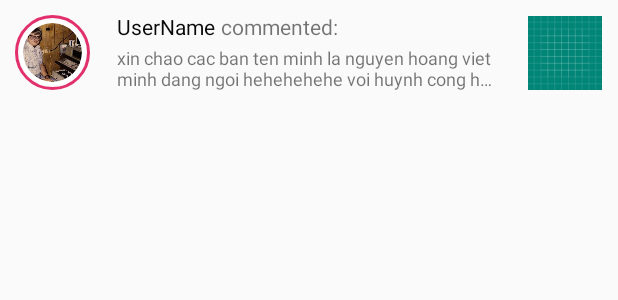
After one commit to vietnguyenhoangw/InstagramClone, an Android app: the layout notification_item.xml on its own in the app's theme, with its tools: preview values and no code run, on a phone screen of 412 x 824 dp. The commit adds this screen. Shown: the top 300 px of the screen. Run offline under Robolectric (Android 15) with nearby library versions, the phone set to English and light mode, and no system bars.

Commit message:
[WIP] - :construction: create notification item

```diff
--- a/app/src/main/res/layout/fragment_notifications.xml
+++ b/app/src/main/res/layout/fragment_notifications.xml
@@ -1,14 +1,13 @@
 <?xml version="1.0" encoding="utf-8"?>
-<FrameLayout xmlns:android="http://schemas.android.com/apk/res/android"
+<LinearLayout xmlns:android="http://schemas.android.com/apk/res/android"
     xmlns:tools="http://schemas.android.com/tools"
     android:layout_width="match_parent"
     android:layout_height="match_parent"
+    android:orientation="vertical"
     tools:context=".Fragments.NotificationsFragment">
 
-    <!-- TODO: Update blank fragment layout -->
-    <TextView
+    <ListView
         android:layout_width="match_parent"
-        android:layout_height="match_parent"
-        android:text="notifications" />
+        android:layout_height="match_parent" />
 
-</FrameLayout>
+</LinearLayout>
--- /dev/null
+++ b/app/src/main/res/layout/notification_item.xml
@@ -0,0 +1,80 @@
+<?xml version="1.0" encoding="utf-8"?>
+<LinearLayout xmlns:android="http://schemas.android.com/apk/res/android"
+    xmlns:app="http://schemas.android.com/apk/res-auto"
+    xmlns:tools="http://schemas.android.com/tools"
+    android:orientation="horizontal"
+    android:layout_width="match_parent"
+    android:layout_height="wrap_content">
+
+    <LinearLayout
+        android:layout_width="match_parent"
+        android:layout_height="match_parent"
+        android:orientation="horizontal">
+
+        <de.hdodenhof.circleimageview.CircleImageView
+            android:id="@+id/story_ImageUser"
+            android:layout_width="50dp"
+            android:layout_height="50dp"
+            android:layout_margin="10dp"
+            android:background="@drawable/background_story_image"
+            android:paddingHorizontal="@dimen/sp3dp"
+            android:src="@drawable/coder"
+            app:civ_border_color="#FFFFFF"
+            app:civ_border_width="2dp" />
+
+        <androidx.constraintlayout.widget.ConstraintLayout
+            android:layout_weight="1"
+            android:layout_width="match_parent"
+            android:layout_height="match_parent">
+
+
+            <TextView
+                android:id="@+id/textView14"
+                android:layout_width="wrap_content"
+                android:layout_height="wrap_content"
+                android:layout_marginStart="8dp"
+                android:layout_marginTop="8dp"
+                android:text="UserName"
+                android:textColor="#0A0A0A"
+                app:layout_constraintStart_toStartOf="parent"
+                app:layout_constraintTop_toTopOf="parent" />
+
+            <TextView
+                android:id="@+id/textView15"
+                android:layout_width="wrap_content"
+                android:layout_height="wrap_content"
+                android:layout_marginStart="4dp"
+                android:text="commented:"
+                app:layout_constraintStart_toEndOf="@+id/textView14"
+                app:layout_constraintTop_toTopOf="@+id/textView14" />
+
+            <TextView
+                android:id="@+id/textView16"
+                android:layout_width="wrap_content"
+                android:layout_height="wrap_content"
+                android:layout_marginBottom="8dp"
+                android:accessibilityLiveRegion="none"
+                android:autoSizeTextType="none"
+                android:ellipsize="end"
+                android:lines="2"
+                android:paddingRight="20dp"
+                android:text="xin chao cac ban ten minh la nguyen hoang viet minh dang ngoi hehehehehe voi huynh cong hung"
+                android:textAlignment="viewStart"
+                android:textSize="12sp"
+                android:visibility="visible"
+                app:layout_constraintBottom_toBottomOf="parent"
+                app:layout_constraintStart_toStartOf="@+id/textView14"
+                app:layout_constraintTop_toBottomOf="@+id/textView14" />
+
+        </androidx.constraintlayout.widget.ConstraintLayout>
+
+        <ImageView
+            android:layout_margin="5dp"
+            android:padding="5dp"
+            android:id="@+id/imageView"
+            android:layout_width="60dp"
+            android:layout_height="60dp"
+            app:srcCompat="@drawable/ic_launcher_background" />
+    </LinearLayout>
+
+</LinearLayout>
```
